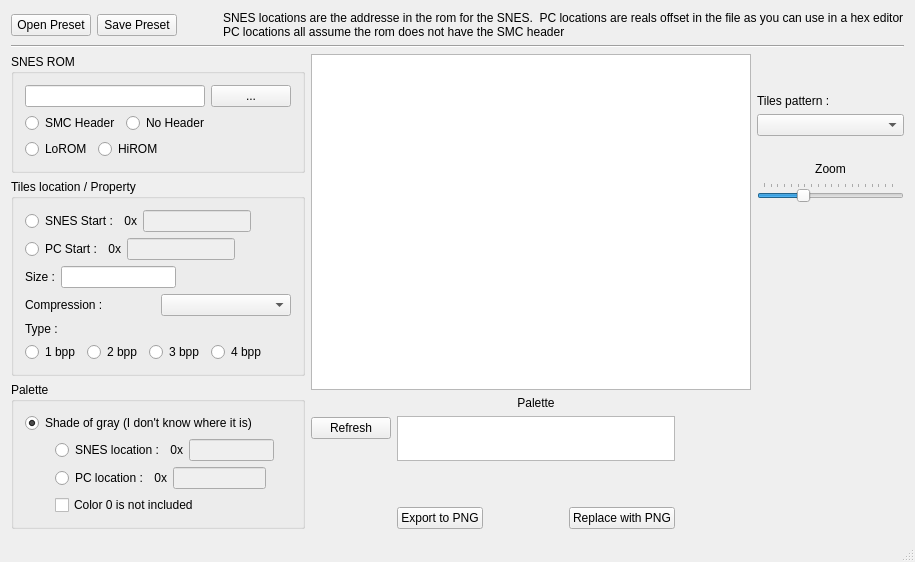
Old version of the form mainui.ui in the repository Skarsnik/SNESTilesKitten.
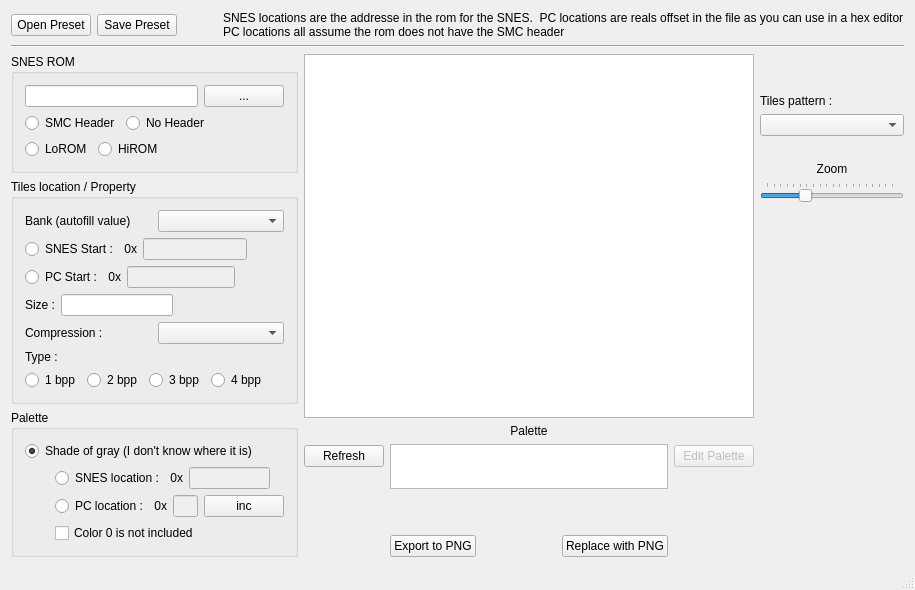
New version of the form. Custom widgets are drawn as their Qt base class.

```diff
--- a/mainui.ui
+++ b/mainui.ui
@@ -7,7 +7,7 @@
     <x>0</x>
     <y>0</y>
     <width>910</width>
-    <height>550</height>
+    <height>563</height>
    </rect>
   </property>
   <property name="windowTitle">
@@ -181,6 +181,20 @@
            <string>Tiles location / Property</string>
           </property>
           <layout class="QVBoxLayout" name="verticalLayout_2">
+           <item>
+            <layout class="QHBoxLayout" name="horizontalLayout_13">
+             <item>
+              <widget class="QLabel" name="label_12">
+               <property name="text">
+                <string>Bank (autofill value)</string>
+               </property>
+              </widget>
+             </item>
+             <item>
+              <widget class="QComboBox" name="bankComboBox"/>
+             </item>
+            </layout>
+           </item>
            <item>
             <layout class="QHBoxLayout" name="horizontalLayout_4">
              <item>
@@ -533,6 +547,13 @@
                  </property>
                 </widget>
                </item>
+               <item>
+                <widget class="QPushButton" name="netaButton">
+                 <property name="text">
+                  <string>inc</string>
+                 </property>
+                </widget>
+               </item>
                <item>
                 <spacer name="horizontalSpacer_8">
                  <property name="orientation">
@@ -695,19 +716,6 @@
           </property>
          </widget>
         </item>
-        <item row="1" column="2">
-         <spacer name="horizontalSpacer_14">
-          <property name="orientation">
-           <enum>Qt::Horizontal</enum>
-          </property>
-          <property name="sizeHint" stdset="0">
-           <size>
-            <width>40</width>
-            <height>20</height>
-           </size>
-          </property>
-         </spacer>
-        </item>
         <item row="0" column="0" colspan="3">
          <widget class="MGraphicsView" name="graphicsView">
           <property name="sizePolicy">
@@ -718,6 +726,29 @@
           </property>
          </widget>
         </item>
+        <item row="2" column="2">
+         <spacer name="horizontalSpacer_14">
+          <property name="orientation">
+           <enum>Qt::Horizontal</enum>
+          </property>
+          <property name="sizeHint" stdset="0">
+           <size>
+            <width>40</width>
+            <height>20</height>
+           </size>
+          </property>
+         </spacer>
+        </item>
+        <item row="1" column="2">
+         <widget class="QPushButton" name="editPaletteButton">
+          <property name="enabled">
+           <bool>false</bool>
+          </property>
+          <property name="text">
+           <string>Edit Palette</string>
+          </property>
+         </widget>
+        </item>
        </layout>
       </item>
       <item>
```
Left out of the diff: 6 changed lines with no effect on the pictures.
